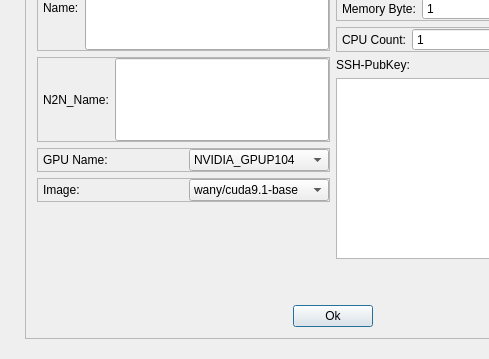
Above: src/qt/forms/adddockerservicedlg.ui from MassGrid/MassGrid before the change; both pictures show x 0 to 489 and y 107 to 466 of the 666 by 466 pixel window. Below: the same form after it.
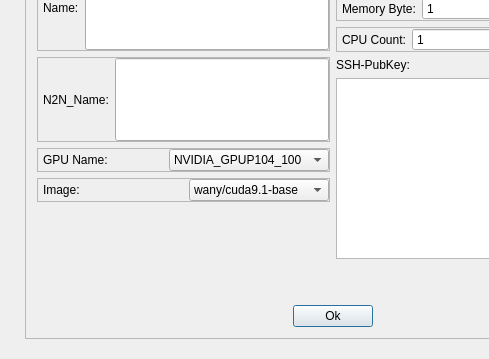
That is the form after the change. Icons and pictures are not drawn.

Patch:
```diff
--- a/src/qt/forms/adddockerservicedlg.ui
+++ b/src/qt/forms/adddockerservicedlg.ui
@@ -345,7 +345,7 @@
                  <widget class="QComboBox" name="comboBox_gpuname">
                   <item>
                    <property name="text">
-                    <string>NVIDIA_GPUP104</string>
+                    <string>NVIDIA_GPUP104_100</string>
                    </property>
                   </item>
                  </widget>
```
